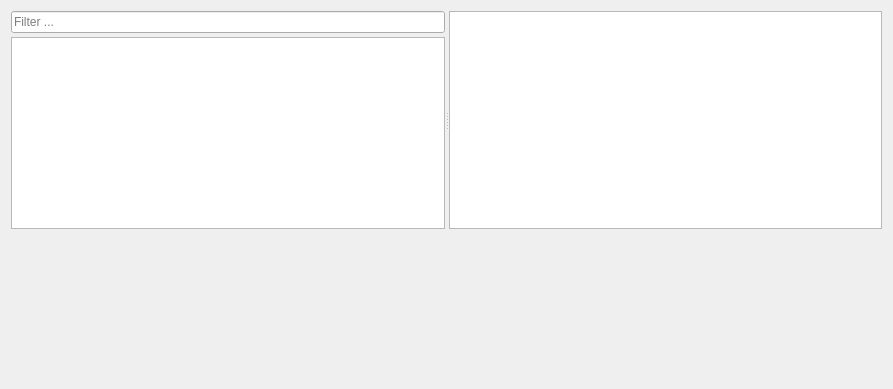
Qt form src/reference/symbolreferencewidget.ui (GAMS-dev/studio) before a commit.
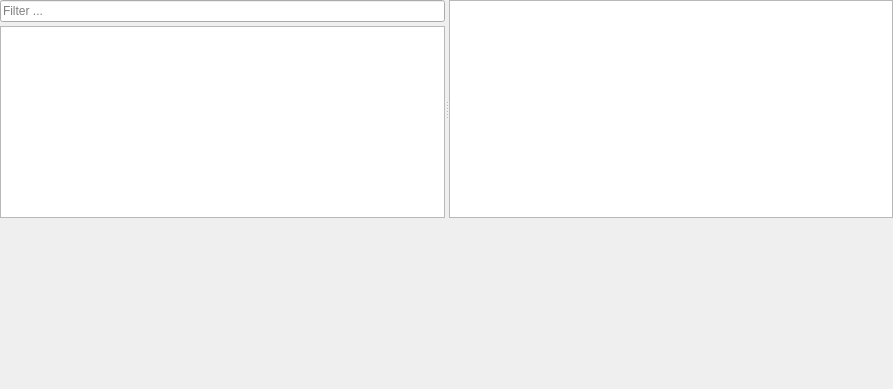
The same form after that commit. Custom widgets are drawn as their Qt base class.

Commit message: fixed filter issues in ReferenceViewer

The edit to the form file:
```diff
--- a/src/reference/symbolreferencewidget.ui
+++ b/src/reference/symbolreferencewidget.ui
@@ -20,6 +20,21 @@
    <string>Form</string>
   </property>
   <layout class="QVBoxLayout" name="verticalLayout_2">
+   <property name="spacing">
+    <number>4</number>
+   </property>
+   <property name="leftMargin">
+    <number>0</number>
+   </property>
+   <property name="topMargin">
+    <number>0</number>
+   </property>
+   <property name="rightMargin">
+    <number>0</number>
+   </property>
+   <property name="bottomMargin">
+    <number>0</number>
+   </property>
    <item>
     <widget class="QSplitter" name="symbolReferenceSplitter">
      <property name="orientation">
```
The commit also changes 1 other file.
